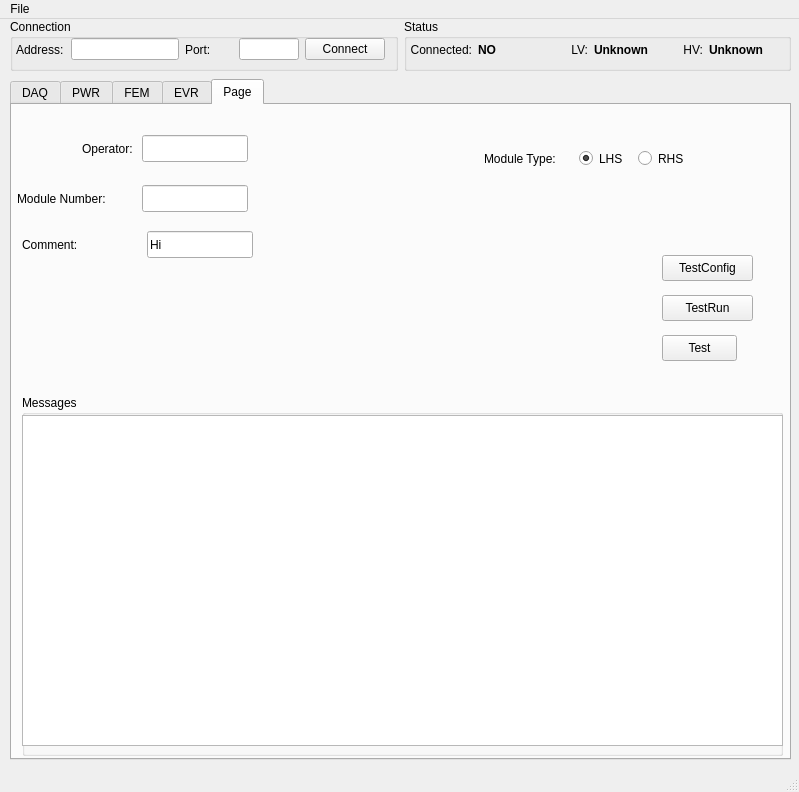
Before: the Qt Designer form python/src/LpdFemGui/LpdFemGuiMainWindow.ui in stfc-aeg/lpd-detector, drawn with Qt 5.
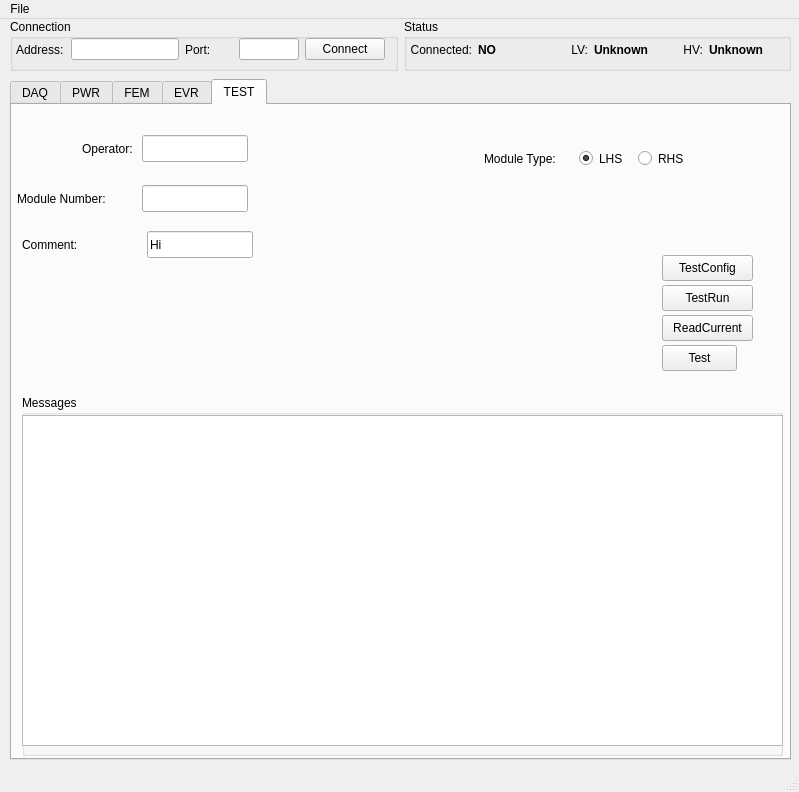
After: the same form once the commit is applied.

The edit to the form file:
```diff
--- a/python/src/LpdFemGui/LpdFemGuiMainWindow.ui
+++ b/python/src/LpdFemGui/LpdFemGuiMainWindow.ui
@@ -4325,7 +4325,7 @@
     </widget>
     <widget class="QWidget" name="testTab">
      <attribute name="title">
-      <string>Page</string>
+      <string>TEST</string>
      </attribute>
      <widget class="QGroupBox" name="testMessageGroupBox">
       <property name="geometry">
@@ -4534,7 +4534,7 @@
       <property name="geometry">
        <rect>
         <x>650</x>
-        <y>230</y>
+        <y>240</y>
         <width>75</width>
         <height>26</height>
        </rect>
@@ -4607,7 +4607,7 @@
       <property name="geometry">
        <rect>
         <x>650</x>
-        <y>190</y>
+        <y>180</y>
         <width>91</width>
         <height>26</height>
        </rect>
@@ -4653,6 +4653,31 @@
        <string>TestConfig</string>
       </property>
      </widget>
+     <widget class="QPushButton" name="readCurrentBtn">
+      <property name="geometry">
+       <rect>
+        <x>650</x>
+        <y>210</y>
+        <width>91</width>
+        <height>26</height>
+       </rect>
+      </property>
+      <property name="sizePolicy">
+       <sizepolicy hsizetype="Fixed" vsizetype="Fixed">
+        <horstretch>0</horstretch>
+        <verstretch>0</verstretch>
+       </sizepolicy>
+      </property>
+      <property name="minimumSize">
+       <size>
+        <width>40</width>
+        <height>0</height>
+       </size>
+      </property>
+      <property name="text">
+       <string>ReadCurrent</string>
+      </property>
+     </widget>
     </widget>
    </widget>
    <widget class="QWidget" name="horizontalLayoutWidget_2">
```
